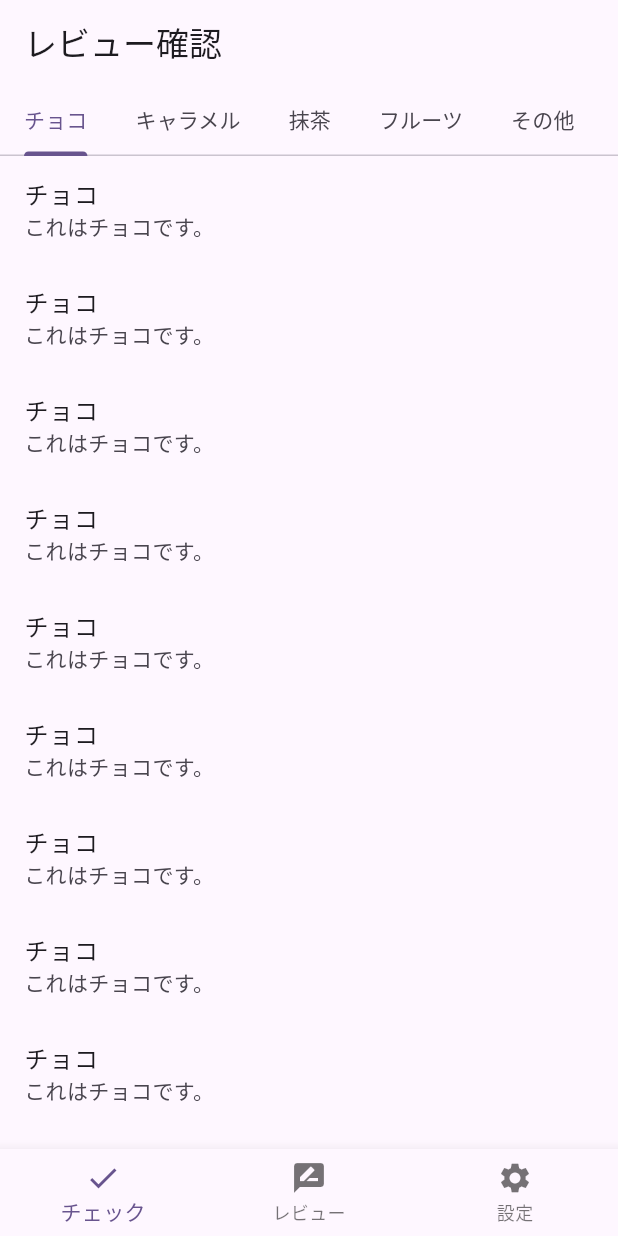
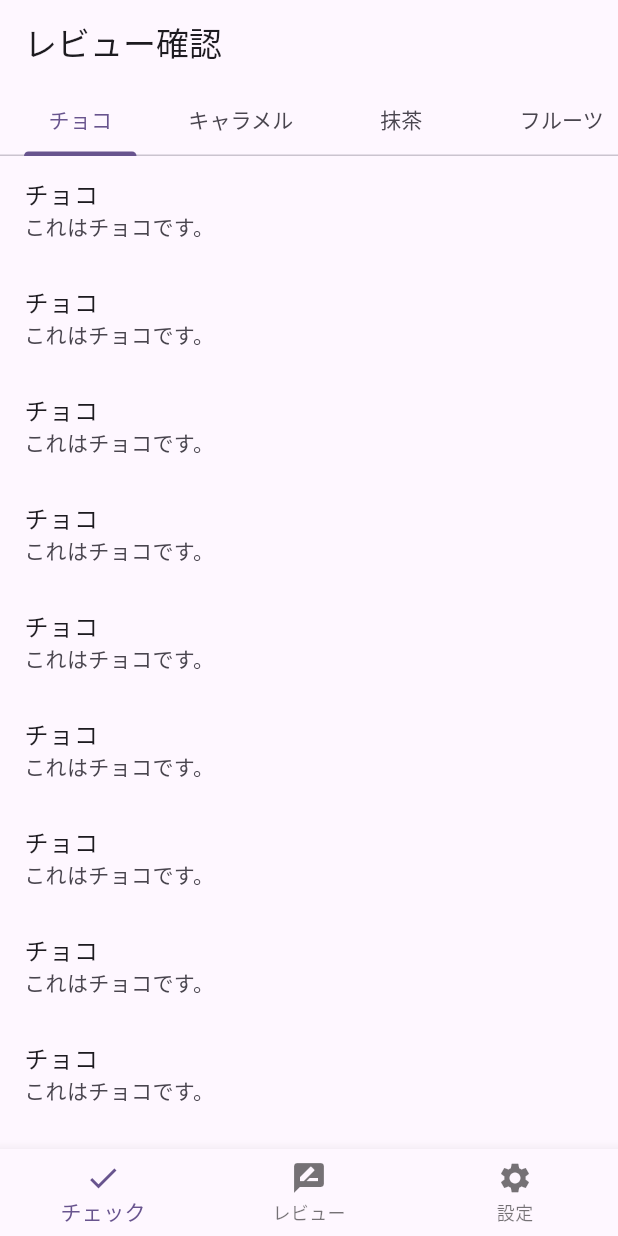
Before and after one commit to Yuki-Naka-Sharing-Study/OkashiReviewAppFlutter, a Flutter app: the screen it shows after launch, on a phone screen of 412 x 824 dp. Run offline on Flutter 3.47's test engine with Material 3 defaults, Android fonts, the phone set to English and light mode, and no system bars; our stand-ins replace flutter_rating_bar.

Commit message:
The function “_buildEqualWidthTab” was added to equalize the length of each item in Tab in check_screen.dart.

```diff
--- a/lib/features/check/presentation/check_screen.dart
+++ b/lib/features/check/presentation/check_screen.dart
@@ -18,11 +18,11 @@ class _CheckScreenState extends State<CheckScreen> {
             isScrollable: true,
             tabAlignment: TabAlignment.start,
             tabs: [
-              Tab(text: "チョコ"),
-              Tab(text: "キャラメル"),
-              Tab(text: "抹茶"),
-              Tab(text: "フルーツ"),
-              Tab(text: "その他"),
+              _buildEqualWidthTab("チョコ"),
+              _buildEqualWidthTab("キャラメル"),
+              _buildEqualWidthTab("抹茶"),
+              _buildEqualWidthTab("フルーツ"),
+              _buildEqualWidthTab("その他"),
             ],
           ),
         ),
@@ -79,3 +79,10 @@ class _CheckScreenState extends State<CheckScreen> {
     );
   }
 }
+
+Widget _buildEqualWidthTab(String text) {
+  return SizedBox(
+    width: 75, // ここで幅を調整
+    child: Tab(text: text),
+  );
+}
```
